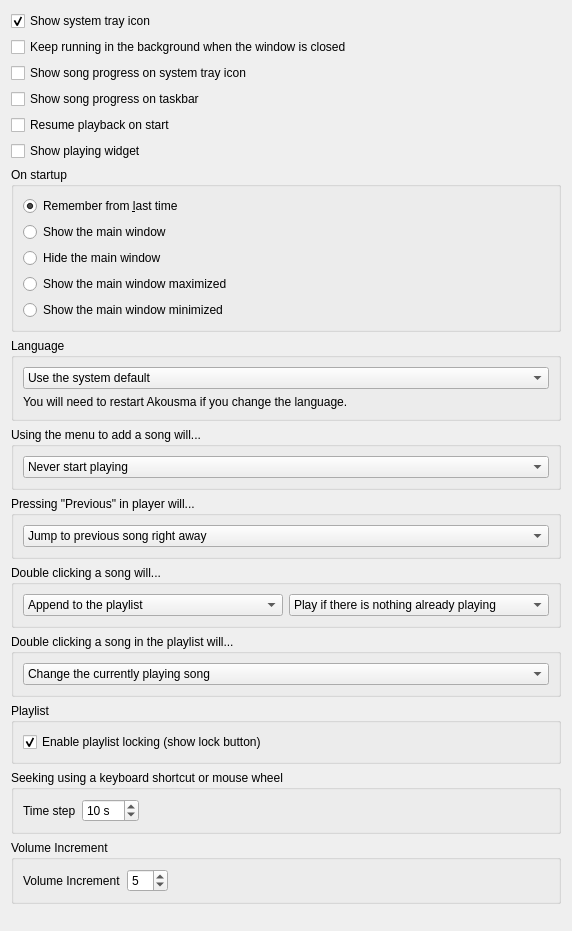
Genki-jp0/Akousma, file src/settings/behavioursettingspage.ui: the form before one commit.
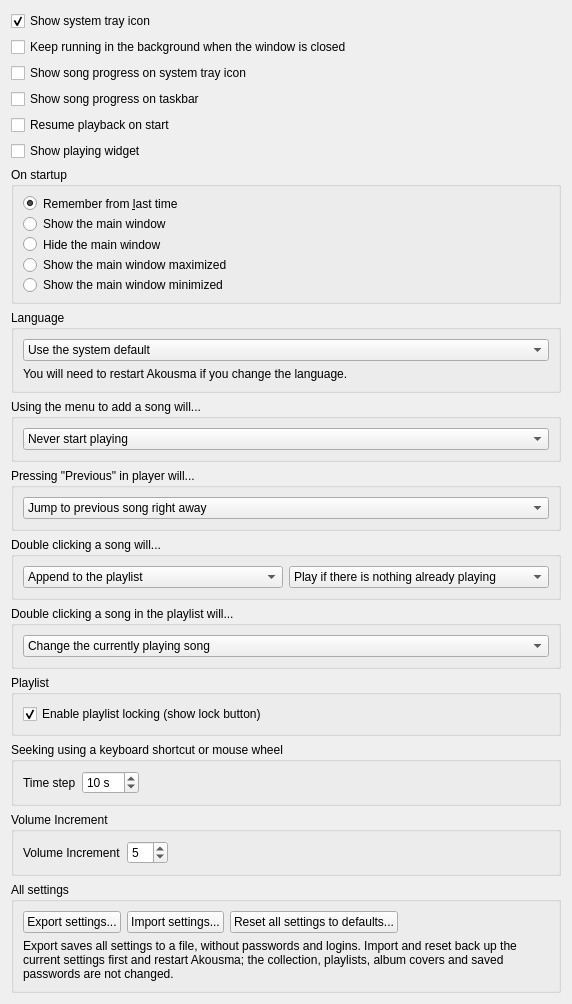
The form after the commit.

Commit message: Settings: export, import and reset all settings

The edit to the form file:
```diff
--- a/src/settings/behavioursettingspage.ui
+++ b/src/settings/behavioursettingspage.ui
@@ -393,6 +393,63 @@
      </layout>
     </widget>
    </item>
+   <item>
+    <widget class="QGroupBox" name="groupbox_settings_transfer">
+     <property name="title">
+      <string>All settings</string>
+     </property>
+     <layout class="QVBoxLayout" name="layout_settings_transfer">
+      <item>
+       <layout class="QHBoxLayout" name="layout_settings_transfer_buttons">
+        <item>
+         <widget class="QPushButton" name="button_export_settings">
+          <property name="text">
+           <string>Export settings...</string>
+          </property>
+         </widget>
+        </item>
+        <item>
+         <widget class="QPushButton" name="button_import_settings">
+          <property name="text">
+           <string>Import settings...</string>
+          </property>
+         </widget>
+        </item>
+        <item>
+         <widget class="QPushButton" name="button_reset_settings">
+          <property name="text">
+           <string>Reset all settings to defaults...</string>
+          </property>
+         </widget>
+        </item>
+        <item>
+         <spacer name="spacer_settings_transfer">
+          <property name="orientation">
+           <enum>Qt::Horizontal</enum>
+          </property>
+          <property name="sizeHint" stdset="0">
+           <size>
+            <width>40</width>
+            <height>20</height>
+           </size>
+          </property>
+         </spacer>
+        </item>
+       </layout>
+      </item>
+      <item>
+       <widget class="QLabel" name="label_settings_transfer">
+        <property name="text">
+         <string>Export saves all settings to a file, without passwords and logins. Import and reset back up the current settings first and restart Akousma; the collection, playlists, album covers and saved passwords are not changed.</string>
+        </property>
+        <property name="wordWrap">
+         <bool>true</bool>
+        </property>
+       </widget>
+      </item>
+     </layout>
+    </widget>
+   </item>
    <item>
     <spacer name="spacer_bottom">
      <property name="orientation">
```
The commit also changes 11 other files.
